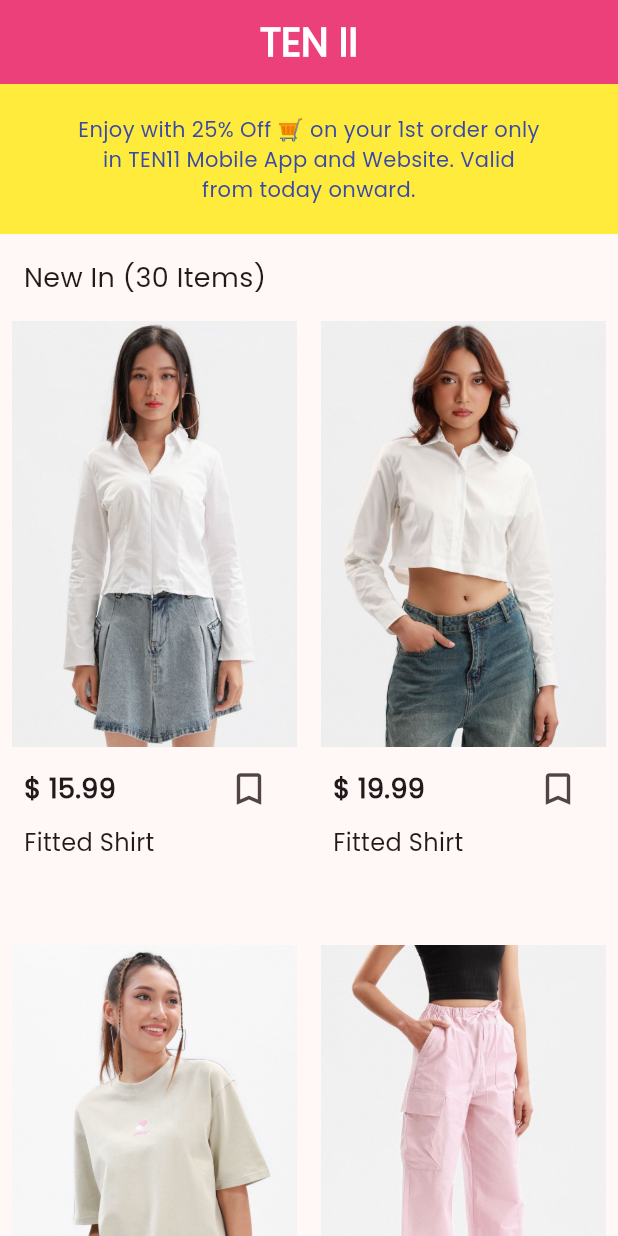
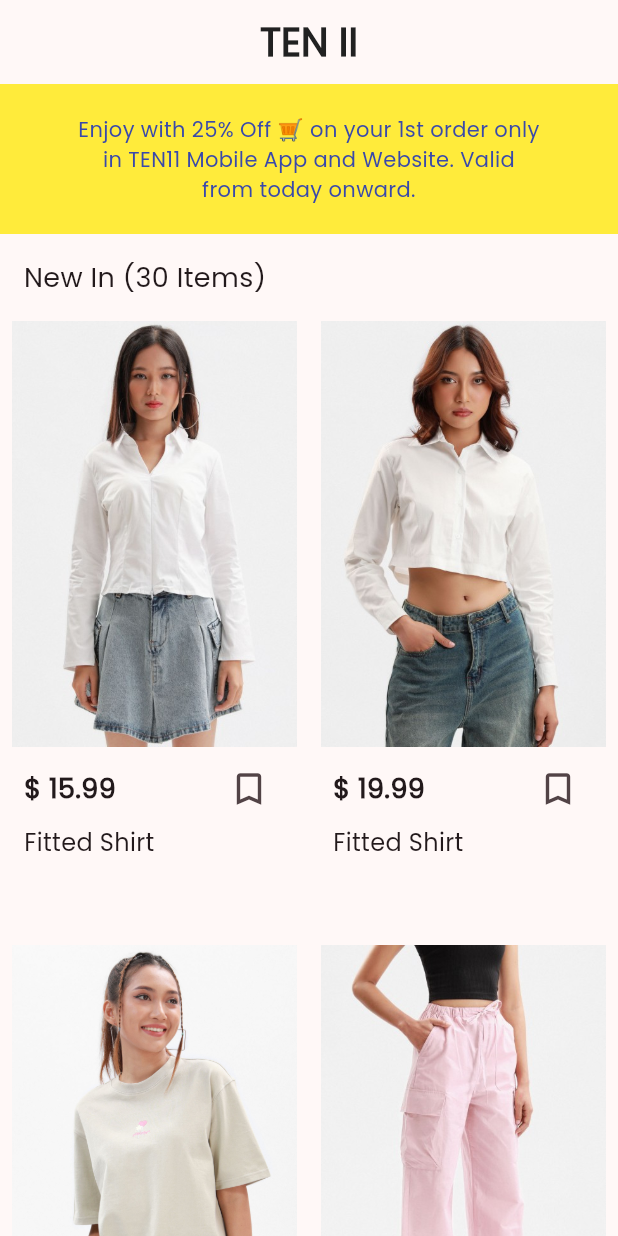
Before and after one commit to SingHuyLeang/flutter_11_12, a Flutter app: the screen it shows after launch, on a phone screen of 412 x 824 dp. Run offline on Flutter 3.47's test engine with Material 3 defaults, Android fonts, the phone set to English and light mode, and no system bars.

Commit message:
Complate UI TEN 11

```diff
--- a/lib/controller/product_controller.dart
+++ b/lib/controller/product_controller.dart
@@ -7,7 +7,7 @@ class ProductController {
       category: 'Fitted Shirt',
       qty: 0,
       size: ['XS', 'S', 'M', 'L'],
-      decription: '',
+      decription: 'Model is 163 cm tall / 45 kg weight and is wearing size XS.',
       save: false,
       price: 15.99,
       image: 'assets/images/1.jpg',
@@ -17,7 +17,7 @@ class ProductController {
       category: 'Fitted Shirt',
       qty: 0,
       size: ['XS', 'S', 'M', 'L'],
-      decription: '',
+      decription: 'Model is 163 cm tall / 45 kg weight and is wearing size XS.',
       save: false,
       price: 19.99,
       image: 'assets/images/2.jpg',
@@ -27,7 +27,7 @@ class ProductController {
       category: 'Basic T-shirt',
       qty: 0,
       size: ['XS', 'S', 'M', 'L'],
-      decription: '',
+      decription: 'Model is 163 cm tall / 45 kg weight and is wearing size XS.',
       save: false,
       price: 14.00,
       image: 'assets/images/3.jpg',
@@ -37,7 +37,7 @@ class ProductController {
       category: 'Wide Leg Trouser',
       qty: 0,
       size: ['XS', 'S', 'M', 'L'],
-      decription: '',
+      decription: 'Model is 163 cm tall / 45 kg weight and is wearing size XS.',
       save: false,
       price: 25.59,
       image: 'assets/images/4.jpg',
@@ -47,7 +47,7 @@ class ProductController {
       category: 'Sweatpant With Contrast',
       qty: 0,
       size: ['XS', 'S', 'M', 'L'],
-      decription: '',
+      decription: 'Model is 163 cm tall / 45 kg weight and is wearing size XS.',
       save: false,
       price: 25.99,
       image: 'assets/images/5.jpg',
@@ -57,7 +57,7 @@ class ProductController {
       category: 'Wide Leg Trouser',
       qty: 0,
       size: ['XS', 'S', 'M', 'L'],
-      decription: '',
+      decription: 'Model is 163 cm tall / 45 kg weight and is wearing size XS.',
       save: false,
       price: 25.59,
       image: 'assets/images/6.jpg',
--- a/lib/main.dart
+++ b/lib/main.dart
@@ -13,13 +13,10 @@ class MyApp extends StatelessWidget {
     return MaterialApp(
       title: 'Flutter Demo',
       theme: ThemeData(
-        colorScheme: ColorScheme.fromSeed(
-          seedColor: Colors.pink.shade400,
-          primary: Colors.pink.shade400,
-        ),
+        colorScheme: ColorScheme.fromSeed(seedColor: Colors.pink.shade400),
         useMaterial3: true,
       ),
-      home: HomeScreen(),
+      home: const HomeScreen(),
     );
   }
 }
--- a/lib/views/home_screen.dart
+++ b/lib/views/home_screen.dart
@@ -1,6 +1,9 @@
+import 'dart:developer';
+
 import 'package:flutter/material.dart';
 import 'package:flutter_11_12/controller/product_controller.dart';
 import 'package:flutter_11_12/model/product_model.dart';
+import 'package:flutter_11_12/views/detail/detail_screen.dart';
 
 class HomeScreen extends StatefulWidget {
   const HomeScreen({super.key});
@@ -11,19 +14,26 @@ class HomeScreen extends StatefulWidget {
 
 class _HomeScreenState extends State<HomeScreen> {
   final controller = ProductController();
+  int index = 0;
+  @override
+  void initState() {
+    log('index : $index');
+    log('message : ${controller.list[index].save}');
+    super.initState();
+  }
+
   @override
   Widget build(BuildContext context) {
     return Scaffold(
       appBar: AppBar(
-        backgroundColor: Theme.of(context).colorScheme.primary,
         centerTitle: true,
-        title: const Text(
+        title: Text(
           'TEN II',
           style: TextStyle(
             fontFamily: 'Poppins',
             fontSize: 26,
             fontWeight: FontWeight.bold,
-            color: Colors.white,
+            color: Colors.grey[900],
           ),
         ),
       ),
@@ -91,7 +101,19 @@ class _HomeScreenState extends State<HomeScreen> {
         children: [
           Flexible(
             flex: 4,
-            child: Image.asset(product.image, fit: BoxFit.cover),
+            child: GestureDetector(
+              onTap: () => Navigator.push(
+                context,
+                MaterialPageRoute(
+                  builder: (context) =>
+                      DetailProduct(index: index, product: product),
+                ),
+              ),
+              child: Hero(
+                tag: product.id,
+                child: Image.asset(product.image, fit: BoxFit.cover),
+              ),
+            ),
           ),
           Flexible(
             flex: 1,
@@ -118,12 +140,15 @@ class _HomeScreenState extends State<HomeScreen> {
                       IconButton(
                         onPressed: () => setState(() {
                           controller.toogle(index);
+                          this.index = index;
+                          log('message : ${controller.list[index].save}');
                         }),
                         icon: Icon(
-                          !product.save
+                          !controller.list[index].save
                               ? Icons.bookmark_border
                               : Icons.bookmark,
-                          color: product.save ? Colors.amber : null,
+                          color:
+                              controller.list[index].save ? Colors.amber : null,
                           size: 28,
                         ),
                       ),
```
Also changed, not shown: lib/views/detail/detail_screen.dart (added, +209 -0 lines).
